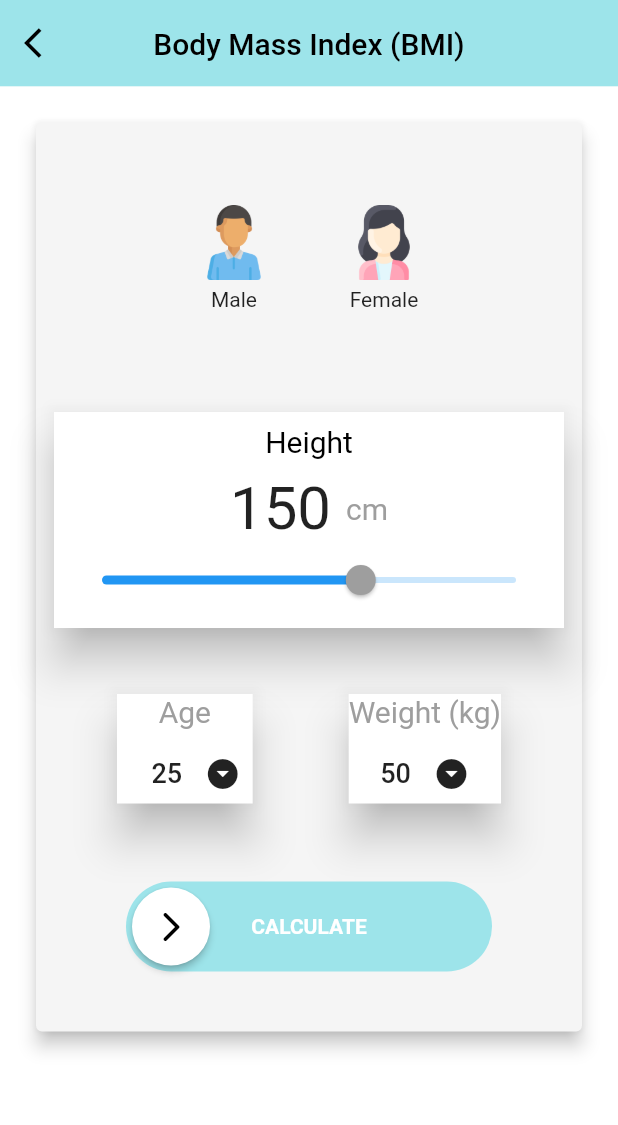
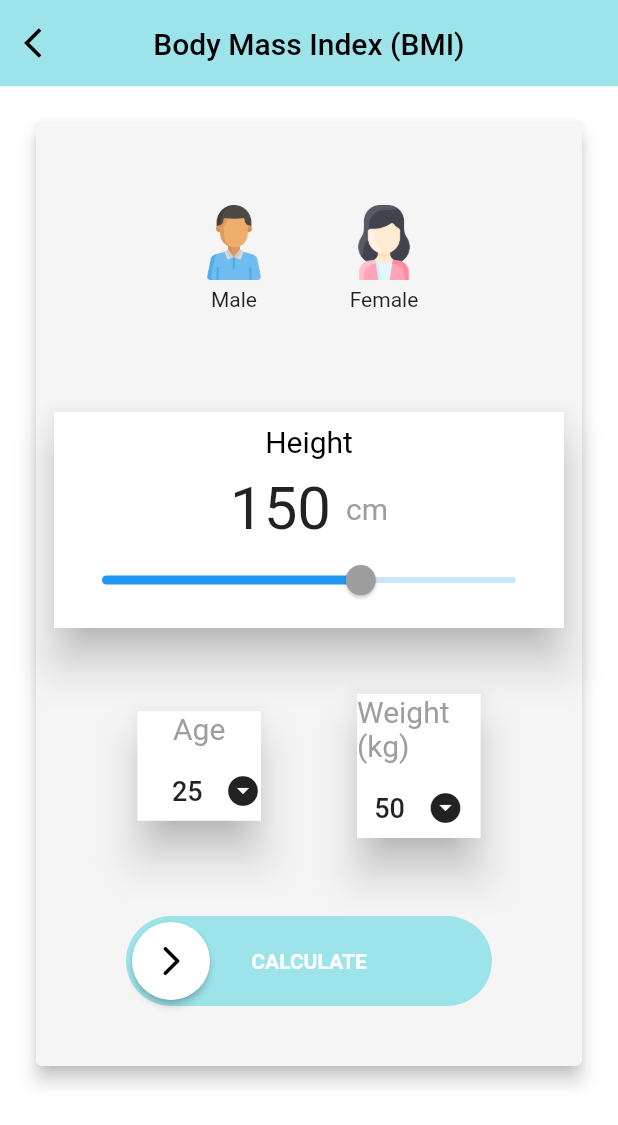
Before and after one commit to wanysamsuri/flutter_clinical, a Flutter app: the HomeScreen screen opened by its route, after a tap on the "scale" icon, on a phone screen of 412 x 824 dp. Shown: the top 1125 px of the screen. Run offline on Flutter 3.47's test engine with Material 2 defaults, Android fonts, the light colour scheme and no system bars; drawn by our look-alikes of swipeable_button_view; our stand-ins replace cached_network_image, carousel_slider, device_info_plus, email_validator, flutter_rating_stars, fluttertoast and 14 more; missing offline and left inert: clickable_list_wheel_view, flutter_3d_choice_chip, gauges, html2md, onesignal_flutter, pretty_gauge and 2 more; accounts and stored records are empty; network calls fail.

Commit message:
debug ui ipad

```diff
--- a/lib/bmi/bmi_screen.dart
+++ b/lib/bmi/bmi_screen.dart
@@ -13,6 +13,7 @@ import 'package:flutter_clinic/constant.dart';
 import 'package:flutter_clinic/main.dart';
 import 'package:get/get.dart';
 import 'package:page_transition/page_transition.dart';
+import 'package:responsive_sizer/responsive_sizer.dart';
 import 'package:swipeable_button_view/swipeable_button_view.dart';
 import 'package:swipebuttonflutter/swipebuttonflutter.dart';
 
@@ -26,7 +27,7 @@ class BMIScreen extends StatefulWidget {
 class _BMIScreenState extends State<BMIScreen> {
   int currentindex = 0;
   int _gender = 0;
-  int _height = 0;
+  int _height = 150;
   int _age = 25;
   int _weight = 50;
   String result = '';
@@ -129,6 +130,7 @@ class _BMIScreenState extends State<BMIScreen> {
                                       ),
                                       Container(
                                         height: 100,
+                                        // width: 300,
                                         child: CupertinoPicker.builder(
                                             // backgroundColor: Colors.white,
                                             itemExtent: 30,
@@ -153,6 +155,8 @@ class _BMIScreenState extends State<BMIScreen> {
                           child: Card(
                               elevation: 12,
                               shape: const RoundedRectangleBorder(),
+                              child: SizedBox(
+                                width: Adaptive.w(20),
                                 child: Column(children: [
                                   Text(
                                     'Age',
@@ -165,6 +169,8 @@ class _BMIScreenState extends State<BMIScreen> {
                                   Padding(
                                     padding: const EdgeInsets.all(8.0),
                                     child: Row(
+                                      mainAxisAlignment:
+                                          MainAxisAlignment.center,
                                       children: [
                                         const SizedBox(
                                           width: 15,
@@ -184,7 +190,8 @@ class _BMIScreenState extends State<BMIScreen> {
                                       ],
                                     ),
                                   )
-                              ])),
+                                ]),
+                              )),
                         )),
 
                     // AgeWeightWidget(
@@ -227,6 +234,8 @@ class _BMIScreenState extends State<BMIScreen> {
                           child: Card(
                               elevation: 12,
                               shape: const RoundedRectangleBorder(),
+                              child: SizedBox(
+                                width: Adaptive.w(20),
                                 child: Column(children: [
                                   Text(
                                     'Weight (kg)',
@@ -239,6 +248,8 @@ class _BMIScreenState extends State<BMIScreen> {
                                   Padding(
                                     padding: const EdgeInsets.all(8.0),
                                     child: Row(
+                                      mainAxisAlignment:
+                                          MainAxisAlignment.center,
                                       children: [
                                         Text(
                                           _weight.toString(),
@@ -255,7 +266,8 @@ class _BMIScreenState extends State<BMIScreen> {
                                       ],
                                     ),
                                   )
-                              ])),
+                                ]),
+                              )),
                         )),
 
                     // AgeWeightWidget(
--- a/lib/connected/strava_permission.dart
+++ b/lib/connected/strava_permission.dart
@@ -157,7 +157,7 @@ class _StravaPermissionScreenState extends State<StravaPermissionScreen> {
                               child: Text(
                                 "STRAVA",
                                 style: TextStyle(
-                                    fontSize: 0.4.dp,
+                                    fontSize: Adaptive.dp(0.3),
                                     fontWeight: FontWeight.bold),
                               ),
                             ),
--- a/lib/screens/auth/signin_page.dart
+++ b/lib/screens/auth/signin_page.dart
@@ -48,7 +48,7 @@ class _SignInState extends State<SignIn> {
                       child: Container(
                         padding: const EdgeInsets.all(10),
                         child: Image.asset('assets/Clinical-Logo-White.png',
-                            fit: BoxFit.fill,
+                            fit: BoxFit.contain,
                             height: Adaptive.h(3),
                             width: Adaptive.w(30)),
                       ),
--- a/lib/screens/home_screen.dart
+++ b/lib/screens/home_screen.dart
@@ -108,7 +108,7 @@ class _HomeScreenState extends State<HomeScreen> {
         //   ),
         // ),
         title: Image.asset('assets/Clinical-Logo.png',
-            fit: BoxFit.fill, height: Adaptive.h(3), width: Adaptive.w(30)),
+            fit: BoxFit.contain, height: Adaptive.h(3), width: Adaptive.w(30)),
         centerTitle: true,
         actions: <Widget>[
           IconButton(
@@ -253,7 +253,7 @@ class _HomeScreenState extends State<HomeScreen> {
                               ),
                               Text(
                                 services[index].serviceName.toString(),
-                                style: TextStyle(fontSize: 0.226.dp),
+                                style: TextStyle(fontSize: Adaptive.dp(0.18)),
                               )
                             ],
                           );
--- a/lib/services/api_service.dart
+++ b/lib/services/api_service.dart
@@ -630,9 +630,11 @@ class ApiService {
       'Accept': 'application/json',
       'Authorization': 'Bearer $headerToken'
     });
+    final responseBody = json.decode(response.body);
+    print('Strava Sync StatusCode : ${response.statusCode}');
+    print('Strave Data :  ${responseBody['data']}');
     if (response.statusCode == 200) {
-      final responseBody = json.decode(response.body)['data'];
-      return responseBody;
+      return responseBody['data'];
     } else if (response.statusCode == 401) {
       await storage.clear();
       Get.offAllNamed('/loading');
```
Also changed, not shown: lib/health status/health_test.dart (+117 -67 lines), 2 other files. Lines whose indentation alone changed are shown as unchanged.
